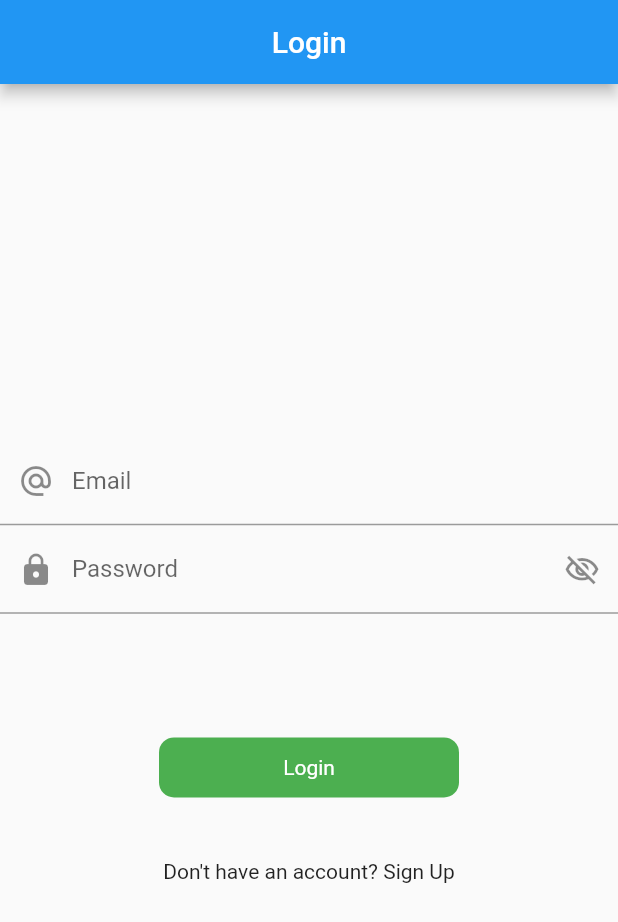
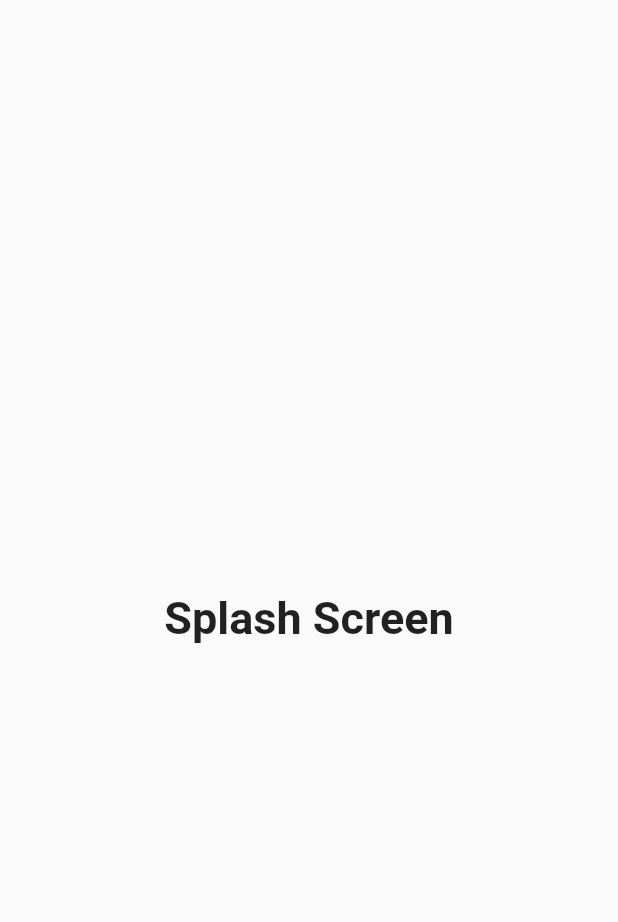
Before and after one commit to Shahabmustafa/Mvvm-Architecture, a Flutter app: the first screen one second after launch, on a phone screen of 412 x 824 dp. Shown: the top 922 px of the screen. Run offline on Flutter 3.47's test engine with Material 2 defaults, Android fonts, the phone set to English and light mode, and no system bars; our stand-ins replace another_flushbar, fluttertoast, shared_preferences.

Commit message:
User login Aftar that user open the app which screen open this logic on build

```diff
--- /dev/null
+++ b/lib/Model/User_model.dart
@@ -0,0 +1,17 @@
+class UserModel {
+
+  String? token;
+
+  UserModel({this.token,});
+
+  UserModel.fromJson(dynamic json) {
+    token = json['token'];
+  }
+
+  Map<String, dynamic> toJson() {
+    final map = <String, dynamic>{};
+    map['token'] = token;
+    return map;
+  }
+
+}
--- a/lib/Utls/routes/route_name.dart
+++ b/lib/Utls/routes/route_name.dart
@@ -2,4 +2,5 @@ class RoutesName{
   static const String Login = 'login_screen';
   static const String Home = 'home_screen';
   static const String SignUp = 'signup_screen';
+  static const String Splash = 'splash_screen';
 }
--- a/lib/Utls/routes/routes.dart
+++ b/lib/Utls/routes/routes.dart
@@ -2,11 +2,14 @@ import 'package:flutter/material.dart';
 import 'package:mvvvm_architecture/Utls/routes/route_name.dart';
 import 'package:mvvvm_architecture/View/home_view.dart';
 import 'package:mvvvm_architecture/View/login_view.dart';
-import 'package:mvvvm_architecture/View/signup_screen.dart';
+import 'package:mvvvm_architecture/View/signup_view.dart';
+import 'package:mvvvm_architecture/View/splash_view.dart';
 
 class Routes{
   static Route<dynamic> generateRoute(RouteSettings settings){
     switch(settings.name){
+      case RoutesName.Splash:
+      return MaterialPageRoute(builder: (BuildContext context) => SplashView());
       case RoutesName.Home:
         return MaterialPageRoute(builder: (BuildContext context) => HomeScreen());
       case RoutesName.Login:
--- a/lib/View/login_view.dart
+++ b/lib/View/login_view.dart
@@ -23,6 +23,12 @@ class _LoginPageState extends State<LoginPage> {
   ValueNotifier<bool> _obscurePassword = ValueNotifier<bool>(true);
 
   @override
+  void dispose() {
+    // TODO: implement dispose
+    super.dispose();
+    _emailController.dispose();
+    _passwordController.dispose();
+  }
   Widget build(BuildContext context) {
     final _authViewModel = Provider.of<AuthViewModel>(context);
     final height = MediaQuery.of(context).size.height * 1;
--- /dev/null
+++ b/lib/View/splash_view.dart
@@ -0,0 +1,30 @@
+import 'package:flutter/material.dart';
+import '../View_Model/Services/splash_services.dart';
+
+class SplashView extends StatefulWidget {
+  const SplashView({Key? key}) : super(key: key);
+
+  @override
+  State<SplashView> createState() => _SplashViewState();
+}
+
+class _SplashViewState extends State<SplashView> {
+  SplashService splashService = SplashService();
+  @override
+  void initState() {
+    // TODO: implement initState
+    super.initState();
+    splashService.checkAuthentication(context);
+  }
+  Widget build(BuildContext context) {
+    return Scaffold(
+      body: Column(
+        mainAxisAlignment: MainAxisAlignment.center,
+        crossAxisAlignment: CrossAxisAlignment.center,
+        children: [
+          Center(child: Text("Splash Screen",style: TextStyle(fontSize: 30.0,fontWeight: FontWeight.bold),)),
+        ],
+      ),
+    );
+  }
+}
--- a/lib/main.dart
+++ b/lib/main.dart
@@ -2,6 +2,7 @@ import 'package:flutter/material.dart';
 import 'package:mvvvm_architecture/Utls/routes/route_name.dart';
 import 'package:mvvvm_architecture/Utls/routes/routes.dart';
 import 'package:mvvvm_architecture/View_Model/auth_view_model.dart';
+import 'package:mvvvm_architecture/View_Model/user_view_model.dart';
 import 'package:provider/provider.dart';
 
 void main() {
@@ -17,13 +18,14 @@ class MyApp extends StatelessWidget {
     return MultiProvider(
         providers: [
           ChangeNotifierProvider(create: (_) => AuthViewModel()),
+          ChangeNotifierProvider(create: (_) => UserViewModel()),
         ],
         child: MaterialApp(
       title: 'Flutter Demo',
       theme: ThemeData(
         primarySwatch: Colors.blue,
       ),
-      initialRoute: RoutesName.Login,
+      initialRoute: RoutesName.Splash,
       onGenerateRoute: Routes.generateRoute,
     ),
     );
--- a/pubspec.yaml
+++ b/pubspec.yaml
@@ -40,6 +40,7 @@ dependencies:
   fluttertoast: ^8.1.1
   provider: ^6.0.4
   another_flushbar: ^1.12.29
+  shared_preferences: ^2.0.17
 
 dev_dependencies:
   flutter_test:
```
Also changed, not shown: lib/View/home_view.dart (+22 -2 lines), lib/View_Model/Services/splash_services.dart (added, +27 -0 lines), lib/View_Model/user_view_model.dart (added, +28 -0 lines), lib/View/signup_view.dart (renamed from lib/View/signup_screen.dart), pubspec.lock, 1 other file.
